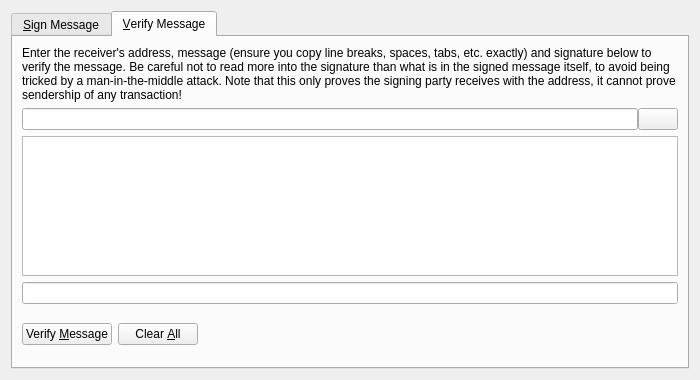
Old version of the form src/qt/forms/signverifymessagedialog.ui in the repository noirofficial/noir.
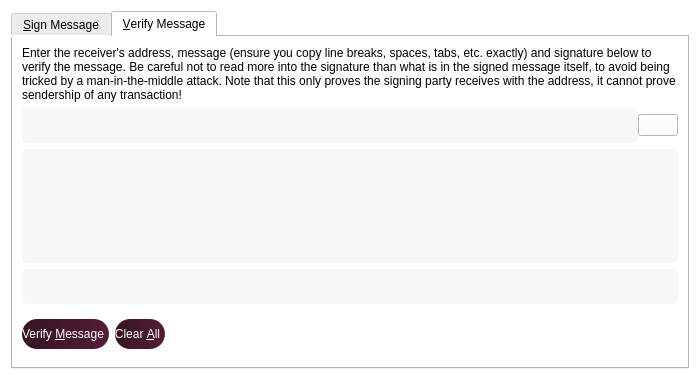
New version of the form. Icons and pictures are not drawn. Custom widgets are drawn as their Qt base class.

```diff
--- a/src/qt/forms/signverifymessagedialog.ui
+++ b/src/qt/forms/signverifymessagedialog.ui
@@ -13,6 +13,9 @@
   <property name="windowTitle">
    <string>Signatures - Sign / Verify a Message</string>
   </property>
+  <property name="styleSheet">
+   <string notr="true">background-color:white;</string>
+  </property>
   <property name="modal">
    <bool>true</bool>
   </property>
@@ -260,6 +263,14 @@
            <property name="toolTip">
             <string>The Zcoin address the message was signed with</string>
            </property>
+           <property name="styleSheet">
+            <string notr="true">background-color:rgba(247, 247, 247, 250);
+height: 35px;
+border-radius:5px;
+border-style:solid;
+border-color:gray;
+border-width:thin;</string>
+           </property>
           </widget>
          </item>
          <item>
@@ -285,10 +296,27 @@
         </layout>
        </item>
        <item>
-        <widget class="QPlainTextEdit" name="messageIn_VM"/>
+        <widget class="QPlainTextEdit" name="messageIn_VM">
+         <property name="styleSheet">
+          <string notr="true">background-color:rgba(247, 247, 247, 250);
+border-radius:5px;
+border-style:solid;
+border-color:gray;
+border-width:thin;</string>
+         </property>
+        </widget>
        </item>
        <item>
-        <widget class="QValidatedLineEdit" name="signatureIn_VM"/>
+        <widget class="QValidatedLineEdit" name="signatureIn_VM">
+         <property name="styleSheet">
+          <string notr="true">background-color:rgba(247, 247, 247, 250);
+height: 35px;
+border-radius:5px;
+border-style:solid;
+border-color:gray;
+border-width:thin;</string>
+         </property>
+        </widget>
        </item>
        <item>
         <layout class="QHBoxLayout" name="horizontalLayout_2_VM">
@@ -297,6 +325,13 @@
            <property name="toolTip">
             <string>Verify the message to ensure it was signed with the specified Zcoin address</string>
            </property>
+           <property name="styleSheet">
+            <string notr="true">background: QLinearGradient(x1: 0, y1: 0, x2: 1, y2: 0, stop: 0 #361423, stop: 1 #531c38);
+color: white;
+border-radius:15px;
+height:30px;
+padding-right:5px;</string>
+           </property>
            <property name="text">
             <string>Verify &amp;Message</string>
            </property>
@@ -314,6 +349,13 @@
            <property name="toolTip">
             <string>Reset all verify message fields</string>
            </property>
+           <property name="styleSheet">
+            <string notr="true">background: QLinearGradient(x1: 0, y1: 0, x2: 1, y2: 0, stop: 0 #361423, stop: 1 #531c38);
+color: white;
+border-radius:15px;
+height:30px;
+padding-right:5px;</string>
+           </property>
            <property name="text">
             <string>Clear &amp;All</string>
            </property>
```
Left out of the diff: 37 changed lines with no effect on the pictures.
